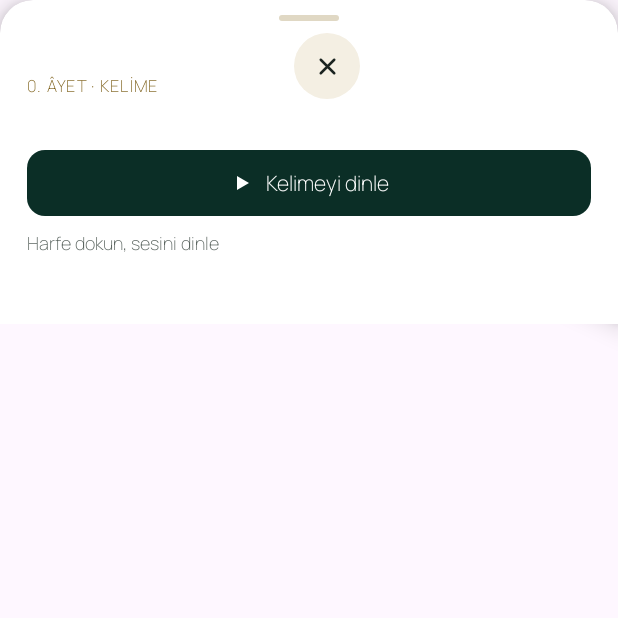
After one commit to mmaapps/Kuran, an Android app built with Jetpack Compose: the composable KelimeAltSayfasi called with empty values, on a phone screen of 412 x 824 dp, the top half of it. The commit adds this screen. Run offline under Robolectric (Android 15) with nearby library versions, the phone set to English and light mode, and no system bars.

Commit message:
Aşama 3: özgün kelime alt sayfası ve boş durum bileşenleri

```diff
--- /dev/null
+++ b/app/src/main/java/com/atasoyyazilim/kurankerim/ui/bilesenler/KelimeAltSayfasi.kt
@@ -0,0 +1,128 @@
+package com.atasoyyazilim.kurankerim.ui.bilesenler
+
+import androidx.compose.foundation.background
+import androidx.compose.foundation.border
+import androidx.compose.foundation.clickable
+import androidx.compose.foundation.layout.*
+import androidx.compose.foundation.shape.CircleShape
+import androidx.compose.foundation.shape.RoundedCornerShape
+import androidx.compose.material3.Icon
+import androidx.compose.material3.Text
+import androidx.compose.runtime.Composable
+import androidx.compose.runtime.CompositionLocalProvider
+import androidx.compose.ui.Alignment
+import androidx.compose.ui.Modifier
+import androidx.compose.ui.draw.clip
+import androidx.compose.ui.draw.shadow
+import androidx.compose.ui.graphics.Color
+import androidx.compose.ui.graphics.SolidColor
+import androidx.compose.ui.graphics.StrokeCap
+import androidx.compose.ui.graphics.vector.ImageVector
+import androidx.compose.ui.graphics.vector.addPathNodes
+import androidx.compose.ui.platform.LocalLayoutDirection
+import androidx.compose.ui.res.stringResource
+import androidx.compose.ui.semantics.Role
+import androidx.compose.ui.text.TextStyle
+import androidx.compose.ui.text.font.FontWeight
+import androidx.compose.ui.text.style.TextDirection
+import androidx.compose.ui.unit.LayoutDirection
+import androidx.compose.ui.unit.dp
+import androidx.compose.ui.unit.sp
+import com.atasoyyazilim.kurankerim.R
+import com.atasoyyazilim.kurankerim.ui.theme.Manrope
+import com.atasoyyazilim.kurankerim.ui.theme.MushafYazi
+import com.atasoyyazilim.kurankerim.ui.theme.Renk
+
+/** Yalnız doğrulanmış içerik deposundan gelen değerler. Meal veya anlam alanı yoktur. */
+data class KelimeHarf(val arapca: String, val ad: String, val sesHazir: Boolean)
+
+/** Mushaf.dc.html: oynatıcı üstündeki 22 dp köşeli panel. Yerleşimi çağıran ekran yapar. */
+@OptIn(ExperimentalLayoutApi::class)
+@Composable
+fun KelimeAltSayfasi(
+    ayet: Int,
+    arapca: String,
+    okunus: String?,
+    harfler: List<KelimeHarf>,
+    seciliHarf: Int?,
+    kelimeSesiHazir: Boolean,
+    durum: String,
+    kapat: () -> Unit,
+    kelimeyiDinle: () -> Unit,
+    harfiDinle: (Int) -> Unit,
+    modifier: Modifier = Modifier
+) {
+    val sekil = RoundedCornerShape(topStart = 22.dp, topEnd = 22.dp)
+    Column(modifier.fillMaxWidth().shadow(10.dp, sekil).clip(sekil)
+        .background(Renk.Beyaz).padding(start = 18.dp, end = 18.dp, top = 10.dp, bottom = 14.dp)) {
+        Box(Modifier.align(Alignment.CenterHorizontally).size(40.dp, 4.dp)
+            .background(Renk.KelimeTutamac, RoundedCornerShape(2.dp)))
+        Spacer(Modifier.height(8.dp))
+        Row(horizontalArrangement = Arrangement.spacedBy(12.dp), verticalAlignment = Alignment.CenterVertically) {
+            Column(Modifier.weight(1f)) {
+                Text(stringResource(R.string.secili_kelime_ayet, ayet), color = Renk.AltinMetin,
+                    fontFamily = Manrope, fontWeight = FontWeight.ExtraBold, fontSize = 11.sp,
+                    letterSpacing = 0.88.sp)
+                if (!okunus.isNullOrEmpty()) {
+                    Spacer(Modifier.height(2.dp))
+                    Text(okunus, color = Renk.YesilKoyu, fontFamily = Manrope,
+                        fontWeight = FontWeight.ExtraBold, fontSize = 18.sp)
+                }
+            }
+            Text(arapca, modifier = Modifier.weight(1f, fill = false), style = TextStyle(
+                fontFamily = MushafYazi, fontSize = 40.sp, lineHeight = 64.sp,
+                textDirection = TextDirection.Rtl, color = Renk.YesilKoyu))
+            Box(Modifier.align(Alignment.Top).size(44.dp).clip(CircleShape)
+                .background(Renk.KelimeKapatZemin).clickable(role = Role.Button, onClick = kapat),
+                contentAlignment = Alignment.Center) {
+                Icon(KapatIkon, stringResource(R.string.kapat), tint = Renk.Metin, modifier = Modifier.size(18.dp))
+            }
+        }
+        Spacer(Modifier.height(8.dp))
+        Row(Modifier.fillMaxWidth().height(44.dp).clip(RoundedCornerShape(12.dp))
+            .background(Renk.YesilKoyu).clickable(enabled = kelimeSesiHazir, role = Role.Button, onClick = kelimeyiDinle),
+            horizontalArrangement = Arrangement.spacedBy(8.dp, Alignment.CenterHorizontally),
+            verticalAlignment = Alignment.CenterVertically) {
+            Icon(KelimeOynatIkon, null, tint = Renk.Beyaz, modifier = Modifier.size(16.dp))
+            Text(stringResource(R.string.kelimeyi_dinle), color = Renk.Beyaz,
+                fontFamily = Manrope, fontSize = 14.sp, fontWeight = FontWeight.ExtraBold)
+        }
+        Spacer(Modifier.height(10.dp))
+        Text(stringResource(R.string.harfe_dokun), color = Renk.MetinIkincil, fontFamily = Manrope,
+            fontSize = 12.sp, fontWeight = FontWeight.Bold)
+        Spacer(Modifier.height(6.dp))
+        CompositionLocalProvider(LocalLayoutDirection provides LayoutDirection.Rtl) {
+            FlowRow(horizontalArrangement = Arrangement.spacedBy(6.dp),
+                verticalArrangement = Arrangement.spacedBy(6.dp)) {
+                harfler.forEachIndexed { i, h ->
+                    val aktif = i == seciliHarf
+                    val cipSekil = RoundedCornerShape(12.dp)
+                    Column(Modifier.size(52.dp, 58.dp).clip(cipSekil)
+                        .background(if (aktif) Renk.KelimeSecili else Renk.Krem)
+                        .border(1.5.dp, if (aktif) Renk.AltinKoyu else Renk.Kenar, cipSekil)
+                        .clickable(enabled = h.sesHazir, role = Role.Button) { harfiDinle(i) },
+                        horizontalAlignment = Alignment.CenterHorizontally,
+                        verticalArrangement = Arrangement.Center) {
+                        Text(h.arapca, style = TextStyle(fontFamily = MushafYazi,
+                            fontSize = 24.sp, lineHeight = 28.8.sp, color = Renk.YesilKoyu,
+                            textDirection = TextDirection.Rtl))
+                        Text(h.ad, fontFamily = Manrope, fontSize = 10.sp, fontWeight = FontWeight.Bold,
+                            color = Renk.MetinIkincil)
+                    }
+                }
+            }
+        }
+        Spacer(Modifier.height(8.dp))
+        Text(durum, Modifier.heightIn(min = 18.dp), fontFamily = Manrope, fontSize = 12.5.sp,
+            fontWeight = FontWeight.Bold, color = Renk.Zumrut)
+    }
+}
+
+private val KapatIkon = ImageVector.Builder("Kapat", 18.dp, 18.dp, 24f, 24f).apply {
+    addPath(pathData = addPathNodes("M6 6l12 12M18 6L6 18"), stroke = SolidColor(Color.Black),
+        strokeLineWidth = 2.2f, strokeLineCap = StrokeCap.Round)
+}.build()
+
+private val KelimeOynatIkon = ImageVector.Builder("KelimeyiDinle", 16.dp, 16.dp, 24f, 24f).apply {
+    addPath(pathData = addPathNodes("M7 5l12 7-12 7z"), fill = SolidColor(Color.Black))
+}.build()
--- a/app/src/main/java/com/atasoyyazilim/kurankerim/ui/theme/Renkler.kt
+++ b/app/src/main/java/com/atasoyyazilim/kurankerim/ui/theme/Renkler.kt
@@ -32,6 +32,9 @@ object Renk {
     val Basari = Color(0xFF7FD6A8)
     // Namaz.dc.html: segment kontrolünün özgün zemin rengi.
     val SegmentZemin = Color(0xFFEFE6D0)
+    // Mushaf.dc.html: kelime alt sayfasındaki özgün renkler.
+    val KelimeTutamac = Color(0xFFE0D8C4)
+    val KelimeKapatZemin = Color(0xFFF4EFE3)
     val Beyaz = Color(0xFFFFFFFF)
 }
 
--- a/app/src/main/res/values/strings.xml
+++ b/app/src/main/res/values/strings.xml
@@ -31,4 +31,8 @@
     <string name="sonraki_ayet">Sonraki âyet</string>
     <string name="oynat">Oynat</string>
     <string name="duraklat">Duraklat</string>
+    <string name="secili_kelime_ayet">%1$d. ÂYET · KELİME</string>
+    <string name="kapat">Kapat</string>
+    <string name="kelimeyi_dinle">Kelimeyi dinle</string>
+    <string name="harfe_dokun">Harfe dokun, sesini dinle</string>
 </resources>
```
Also changed, not shown: app/src/main/java/com/atasoyyazilim/kurankerim/ui/bilesenler/BosDurum.kt (added, +33 -0 lines), 1 other file.
